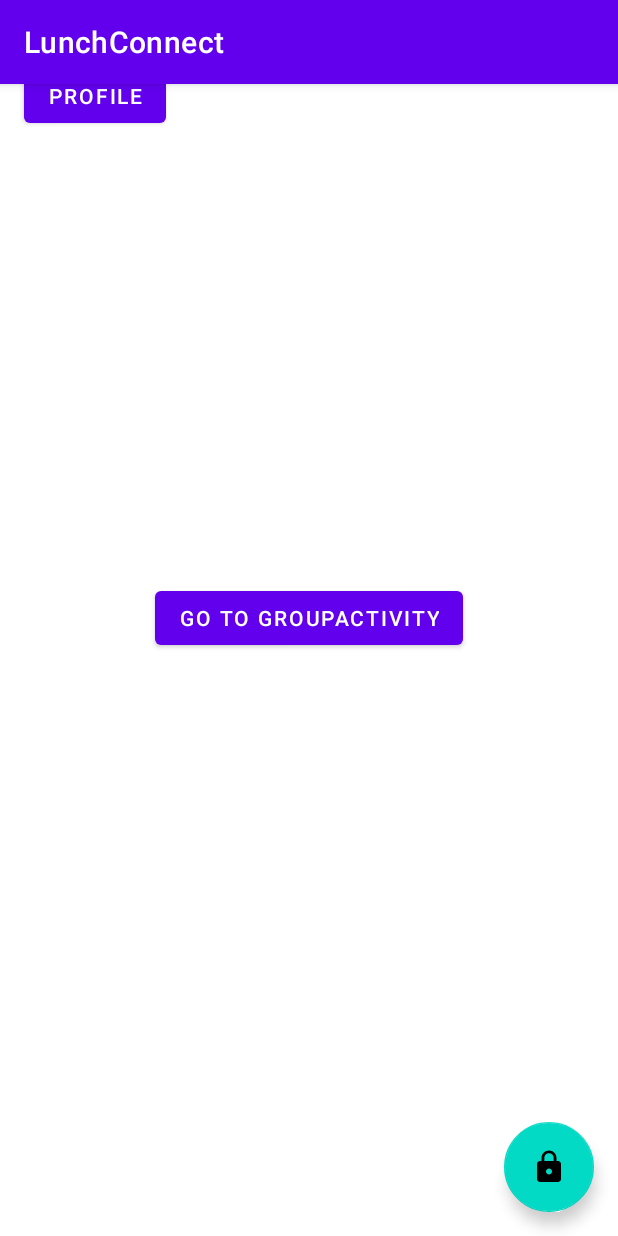
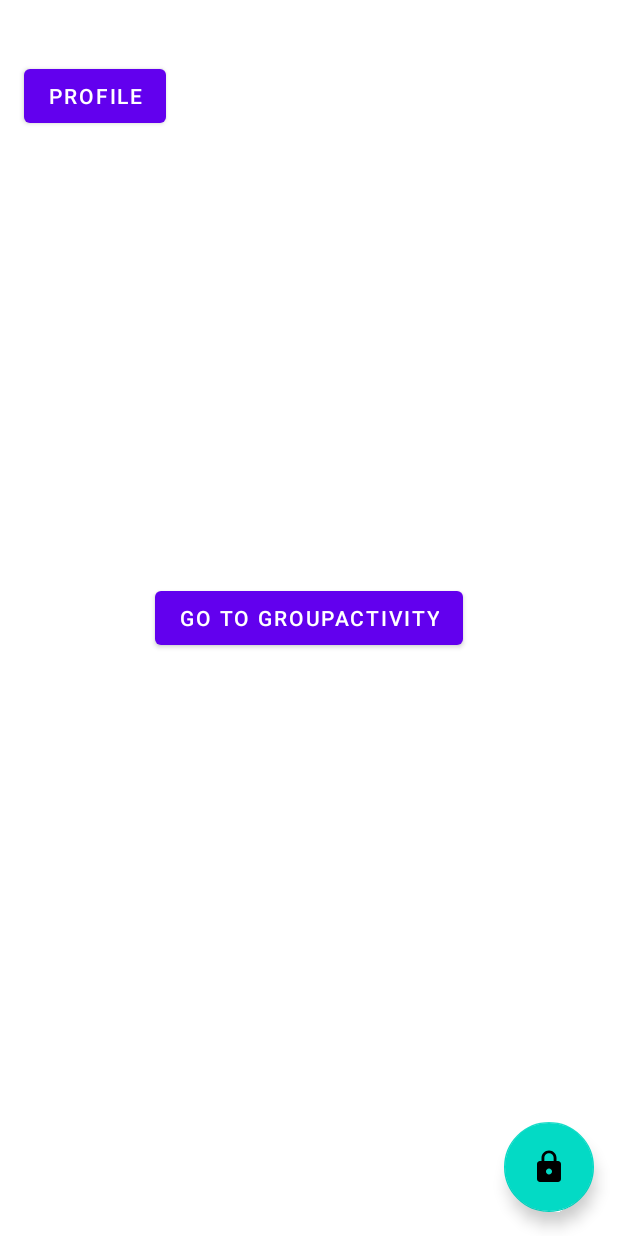
Before and after one commit to wilfredNJH/LunchConnect, an Android app: the screen it shows after launch (MainActivity), on a phone screen of 412 x 824 dp. Run offline under Robolectric (Android 15) with nearby library versions, the light colour scheme and no system bars; 4 statements that could not run were skipped.

Commit message:
Remove toolbar

```diff
--- a/app/src/main/AndroidManifest.xml
+++ b/app/src/main/AndroidManifest.xml
@@ -1,6 +1,7 @@
 <?xml version="1.0" encoding="utf-8"?>
 <manifest xmlns:android="http://schemas.android.com/apk/res/android"
     xmlns:tools="http://schemas.android.com/tools">
+
     <!-- add these nodes between manifest and application -->
     <uses-permission android:name="android.permission.INTERNET" />
     <uses-permission android:name="android.permission.ACCESS_NETWORK_STATE" />
@@ -15,7 +16,7 @@
         android:icon="@mipmap/ic_launcher"
         android:label="@string/app_name"
         android:supportsRtl="true"
-        android:theme="@style/Theme.LunchConnect"
+        android:theme="@style/Theme.LunchConnect.NoActionBar"
         tools:targetApi="31">
 
         <activity
--- a/app/src/main/java/com/example/lunchconnect/MainActivity.kt
+++ b/app/src/main/java/com/example/lunchconnect/MainActivity.kt
@@ -27,7 +27,7 @@
     override fun onCreate(savedInstanceState: Bundle?) {
         super.onCreate(savedInstanceState)
         setContentView(R.layout.activity_main)
-        setSupportActionBar(toolbar)
+//        setSupportActionBar(toolbar)
 
         // prepare our List view and RecyclerView (cells)
         setupRecyclerView(item_list)
--- a/app/src/main/res/layout/activity_main.xml
+++ b/app/src/main/res/layout/activity_main.xml
@@ -12,12 +12,12 @@
         android:layout_height="wrap_content"
         android:theme="@style/Theme.LunchConnect.AppBarOverlay">
 
-        <androidx.appcompat.widget.Toolbar
-            android:id="@+id/toolbar"
-            android:layout_width="match_parent"
-            android:layout_height="?attr/actionBarSize"
-            android:background="?attr/colorPrimary"
-            app:popupTheme="@style/Theme.LunchConnect.PopupOverlay" />
+<!--        <androidx.appcompat.widget.Toolbar-->
+<!--            android:id="@+id/toolbar"-->
+<!--            android:layout_width="match_parent"-->
+<!--            android:layout_height="?attr/actionBarSize"-->
+<!--            android:background="?attr/colorPrimary"-->
+<!--            app:popupTheme="@style/Theme.LunchConnect.PopupOverlay" />-->
 
     </com.google.android.material.appbar.AppBarLayout>
 
--- a/app/src/main/res/values-night/themes.xml
+++ b/app/src/main/res/values-night/themes.xml
@@ -1,6 +1,6 @@
 <resources xmlns:tools="http://schemas.android.com/tools">
     <!-- Base application theme. -->
-    <style name="Theme.LunchConnect" parent="Theme.MaterialComponents.DayNight.DarkActionBar">
+    <style name="Theme.LunchConnect" parent="Theme.MaterialComponents.DayNight.NoActionBar">
         <!-- Primary brand color. -->
         <item name="colorPrimary">@color/purple_200</item>
         <item name="colorPrimaryVariant">@color/purple_700</item>
--- a/app/src/main/res/values/themes.xml
+++ b/app/src/main/res/values/themes.xml
@@ -1,6 +1,6 @@
 <resources xmlns:tools="http://schemas.android.com/tools">
     <!-- Base application theme. -->
-    <style name="Theme.LunchConnect" parent="Theme.MaterialComponents.DayNight.DarkActionBar">
+    <style name="Theme.LunchConnect" parent="Theme.MaterialComponents.DayNight.NoActionBar">
         <!-- Primary brand color. -->
         <item name="colorPrimary">@color/purple_500</item>
         <item name="colorPrimaryVariant">@color/purple_700</item>
```
